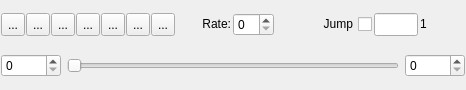
radio-astro/casa, file code/display/QtViewer/AnimatorWidget.ui: the form before one commit.
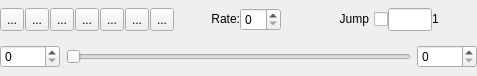
The form after the commit. Icons and pictures are not drawn.

Patch:
```diff
--- a/code/display/QtViewer/AnimatorWidget.ui
+++ b/code/display/QtViewer/AnimatorWidget.ui
@@ -6,27 +6,42 @@
    <rect>
     <x>0</x>
     <y>0</y>
-    <width>466</width>
-    <height>90</height>
+    <width>477</width>
+    <height>76</height>
    </rect>
   </property>
   <property name="sizePolicy">
-   <sizepolicy hsizetype="MinimumExpanding" vsizetype="Preferred">
+   <sizepolicy hsizetype="Fixed" vsizetype="Fixed">
     <horstretch>0</horstretch>
     <verstretch>0</verstretch>
    </sizepolicy>
   </property>
+  <property name="minimumSize">
+   <size>
+    <width>477</width>
+    <height>76</height>
+   </size>
+  </property>
+  <property name="maximumSize">
+   <size>
+    <width>477</width>
+    <height>76</height>
+   </size>
+  </property>
   <property name="windowTitle">
    <string>AnimatorWidget</string>
   </property>
   <layout class="QVBoxLayout" name="verticalLayout">
+   <property name="sizeConstraint">
+    <enum>QLayout::SetDefaultConstraint</enum>
+   </property>
    <property name="margin">
-    <number>1</number>
+    <number>0</number>
    </property>
    <item>
     <layout class="QHBoxLayout" name="horizontalLayout_4">
      <property name="spacing">
-      <number>2</number>
+      <number>0</number>
      </property>
      <item>
       <layout class="QHBoxLayout" name="horizontalLayout_2">
```
